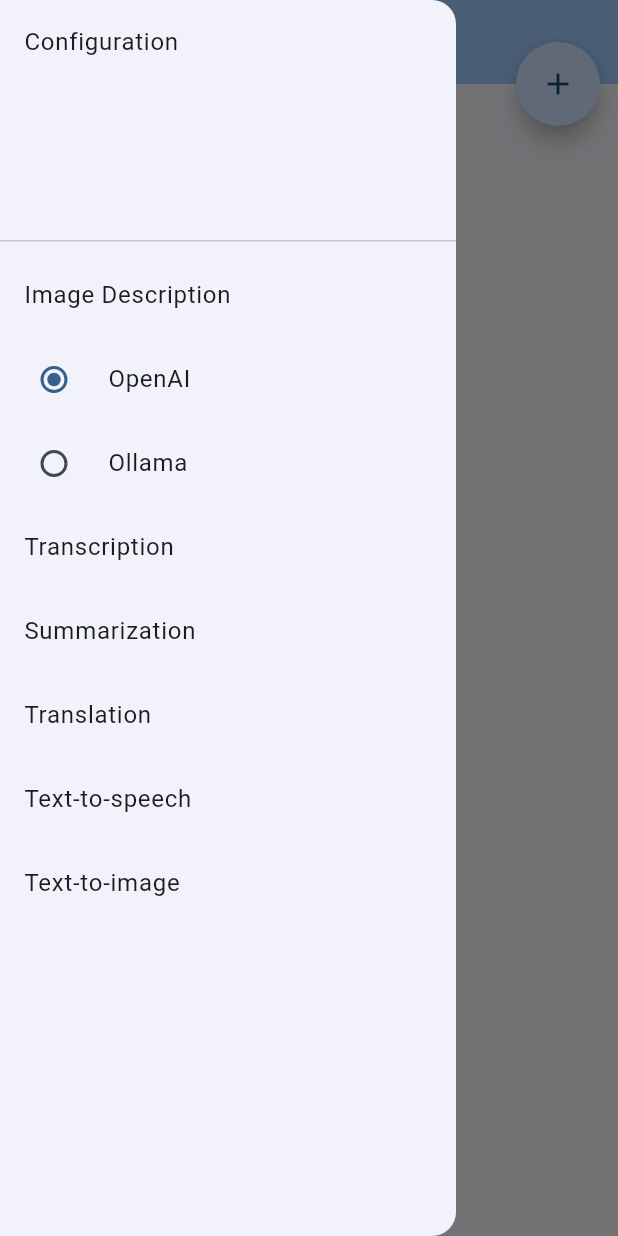
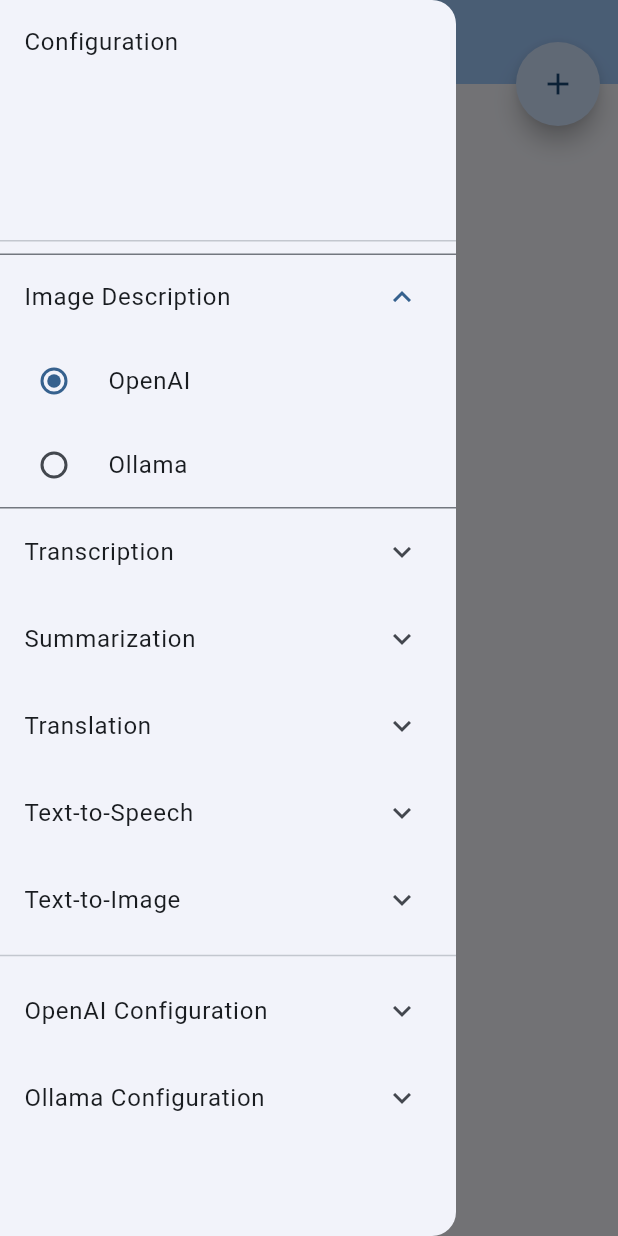
Before and after one commit to matteodg/ai_pocket_tools, a Flutter app: the screen it shows after launch, in the side drawer, after a tap on "Image Description", on a phone screen of 412 x 824 dp. Run offline on Flutter 3.47's test engine with Material 3 defaults, Android fonts, the phone set to English and light mode, and no system bars; drawn by our look-alikes of flutter_speed_dial; our stand-ins replace audioplayers, bloc, file_picker, flutter_markdown, flutter_riverpod, fpdart and 5 more; missing offline and left inert: dart_openai, ffmpeg_kit_flutter_audio, money2, share_handler; accounts and stored records are empty; generated files the repository leaves out were written again.

Commit message:
Improve drawer

```diff
--- a/lib/shared_items/view/services_drawer.dart
+++ b/lib/shared_items/view/services_drawer.dart
@@ -13,10 +13,9 @@ class ServicesDrawer extends StatelessWidget {
           const DrawerHeader(
             child: Text('Configuration'),
           ),
-          ListTile(
+          ExpansionTile(
             title: const Text('Image Description'),
-            onTap: () {},
-          ),
+            children: [
               RadioListTile(
                 value: 'OpenAI',
                 groupValue: 'OpenAI',
@@ -29,25 +28,49 @@ class ServicesDrawer extends StatelessWidget {
                 onChanged: (str) {},
                 title: const Text('Ollama'),
               ),
-          ListTile(
+            ],
+          ),
+          ExpansionTile(
             title: const Text('Transcription'),
-            onTap: () {},
+            children: [
+              RadioListTile(
+                value: 'OpenAI',
+                groupValue: 'OpenAI',
+                onChanged: (str) {},
+                title: const Text('OpenAI'),
+                subtitle: const Text(
+                  r'$0.0060 / minute (rounded to the nearest second)',
                 ),
-          ListTile(
-            title: const Text('Summarization'),
-            onTap: () {},
               ),
-          ListTile(
-            title: const Text('Translation'),
-            onTap: () {},
+            ],
           ),
-          ListTile(
-            title: const Text('Text-to-speech'),
-            onTap: () {},
+          const ExpansionTile(
+            title: Text('Summarization'),
           ),
-          ListTile(
-            title: const Text('Text-to-image'),
-            onTap: () {},
+          const ExpansionTile(
+            title: Text('Translation'),
+          ),
+          ExpansionTile(
+            title: const Text('Text-to-Speech'),
+            children: [
+              RadioListTile(
+                value: 'OpenAI',
+                groupValue: 'OpenAI',
+                onChanged: (str) {},
+                title: const Text('OpenAI'),
+                subtitle: const Text(r'$0.015 per 1K characters'),
+              ),
+            ],
+          ),
+          const ExpansionTile(
+            title: Text('Text-to-Image'),
+          ),
+          const Divider(),
+          const ExpansionTile(
+            title: Text('OpenAI Configuration'),
+          ),
+          const ExpansionTile(
+            title: Text('Ollama Configuration'),
           ),
         ],
       ),
```
Lines whose indentation alone changed are shown as unchanged.
